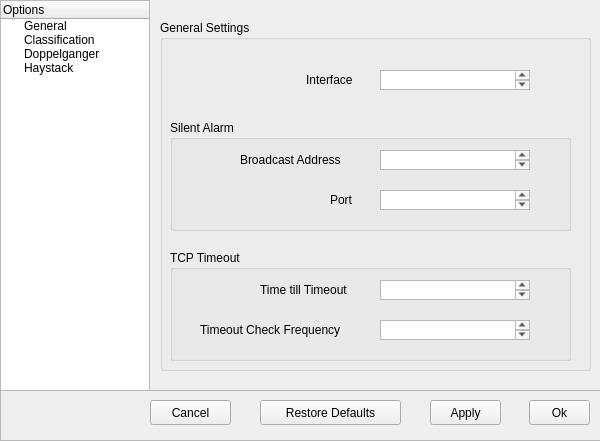
This is NovaGUI/novaconfig.ui in altf4/Nova as Qt 5 draws it before an edit. The edited form follows.
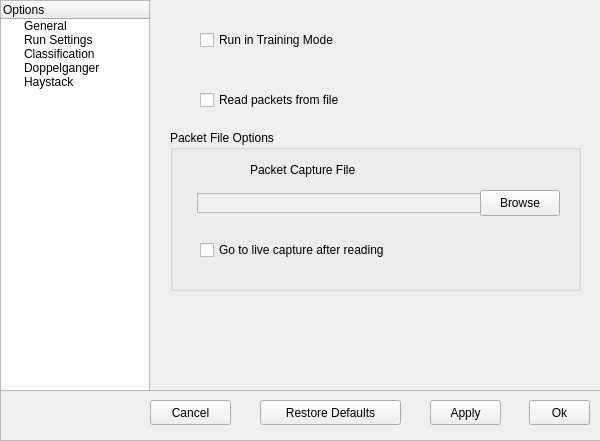
This is the edited form. The open tabs and pages were chosen to show the change.

Diff of the .ui file:
```diff
--- a/NovaGUI/novaconfig.ui
+++ b/NovaGUI/novaconfig.ui
@@ -36,6 +36,11 @@
       <string>General</string>
      </property>
     </item>
+    <item>
+     <property name="text">
+      <string>Run Settings</string>
+     </property>
+    </item>
     <item>
      <property name="text">
       <string>Classification</string>
@@ -325,6 +330,114 @@
       </widget>
      </widget>
     </widget>
+    <widget class="QWidget" name="runPage">
+     <widget class="QCheckBox" name="pcapCheckBox">
+      <property name="geometry">
+       <rect>
+        <x>50</x>
+        <y>110</y>
+        <width>251</width>
+        <height>20</height>
+       </rect>
+      </property>
+      <property name="layoutDirection">
+       <enum>Qt::LeftToRight</enum>
+      </property>
+      <property name="text">
+       <string>Read packets from file</string>
+      </property>
+     </widget>
+     <widget class="QCheckBox" name="trainingCheckBox">
+      <property name="geometry">
+       <rect>
+        <x>50</x>
+        <y>50</y>
+        <width>251</width>
+        <height>20</height>
+       </rect>
+      </property>
+      <property name="layoutDirection">
+       <enum>Qt::LeftToRight</enum>
+      </property>
+      <property name="text">
+       <string>Run in Training Mode</string>
+      </property>
+     </widget>
+     <widget class="QGroupBox" name="pcapGroupBox">
+      <property name="enabled">
+       <bool>true</bool>
+      </property>
+      <property name="geometry">
+       <rect>
+        <x>20</x>
+        <y>150</y>
+        <width>411</width>
+        <height>161</height>
+       </rect>
+      </property>
+      <property name="title">
+       <string>Packet File Options</string>
+      </property>
+      <widget class="QTextEdit" name="pcapEdit">
+       <property name="enabled">
+        <bool>false</bool>
+       </property>
+       <property name="geometry">
+        <rect>
+         <x>27</x>
+         <y>63</y>
+         <width>301</width>
+         <height>20</height>
+        </rect>
+       </property>
+      </widget>
+      <widget class="QLabel" name="pcapLabel">
+       <property name="geometry">
+        <rect>
+         <x>80</x>
+         <y>30</y>
+         <width>191</width>
+         <height>20</height>
+        </rect>
+       </property>
+       <property name="text">
+        <string>Packet Capture File</string>
+       </property>
+      </widget>
+      <widget class="QPushButton" name="pcapButton">
+       <property name="geometry">
+        <rect>
+         <x>310</x>
+         <y>60</y>
+         <width>80</width>
+         <height>26</height>
+        </rect>
+       </property>
+       <property name="text">
+        <string>Browse</string>
+       </property>
+      </widget>
+      <widget class="QCheckBox" name="liveCapCheckBox">
+       <property name="enabled">
+        <bool>true</bool>
+       </property>
+       <property name="geometry">
+        <rect>
+         <x>30</x>
+         <y>110</y>
+         <width>301</width>
+         <height>20</height>
+        </rect>
+       </property>
+       <property name="layoutDirection">
+        <enum>Qt::LeftToRight</enum>
+       </property>
+       <property name="text">
+        <string>Go to live capture after reading</string>
+       </property>
+      </widget>
+     </widget>
+    </widget>
     <widget class="QWidget" name="classificationPage">
      <widget class="QGroupBox" name="ceGroupBox">
       <property name="geometry">
```
Left out of the diff: 2 changed lines with no effect on the pictures.
